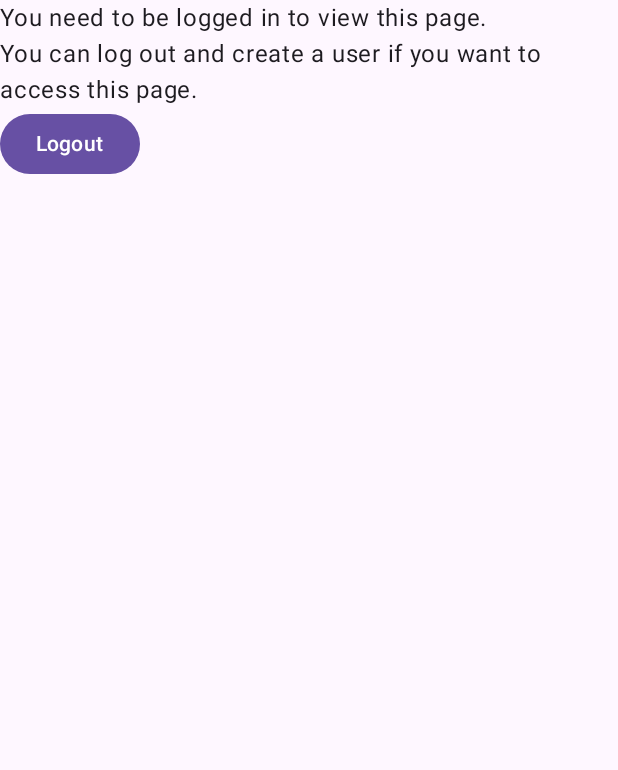
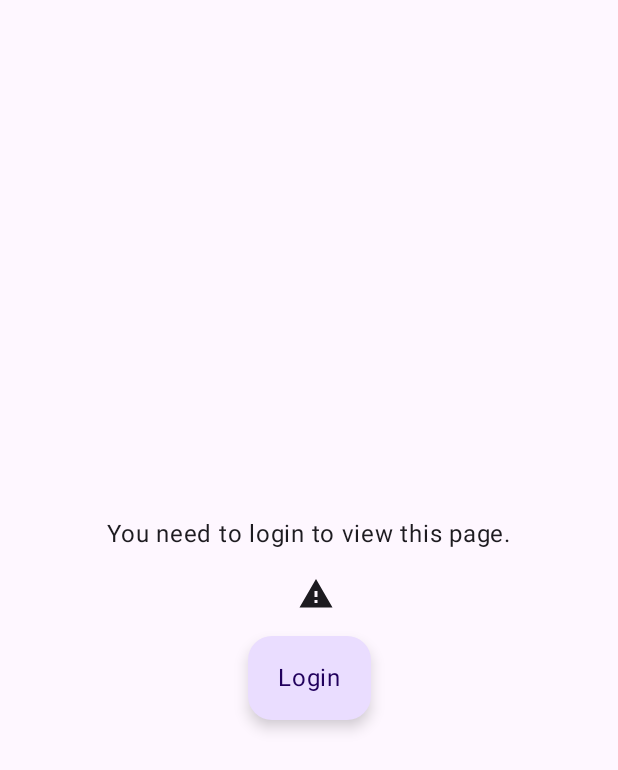
Before and after one commit to Mareamsefan/MoveApp, an Android app built with Jetpack Compose: the composable GuestDenied shown on its own in the app's theme, on a phone screen of 412 x 824 dp. Shown: the top 770 px of the screen. Run offline under Robolectric (Android 15) with nearby library versions, the phone set to English and light mode, and no system bars.

Commit message:
Fixed layout of GuestDenied.

```diff
--- a/app/src/main/java/com/example/moveapp/ui/screens/guest/GuestDenied.kt
+++ b/app/src/main/java/com/example/moveapp/ui/screens/guest/GuestDenied.kt
@@ -1,17 +1,26 @@
 package com.example.moveapp.ui.screens.guest
 
+import androidx.compose.foundation.gestures.snapping.SnapPosition
 import androidx.compose.foundation.layout.Box
 import androidx.compose.foundation.layout.Column
 import androidx.compose.foundation.layout.fillMaxSize
+import androidx.compose.foundation.layout.padding
+import androidx.compose.material.icons.Icons
+import androidx.compose.material.icons.filled.Warning
 import androidx.compose.material3.Button
+import androidx.compose.material3.ExtendedFloatingActionButton
+import androidx.compose.material3.Icon
+import androidx.compose.material3.MaterialTheme
+import androidx.compose.material3.OutlinedButton
 import androidx.compose.material3.Text
 import androidx.compose.runtime.Composable
+import androidx.compose.ui.Alignment
 import androidx.compose.ui.Modifier
 import androidx.compose.ui.platform.LocalContext
 import androidx.compose.ui.res.stringResource
+import androidx.compose.ui.unit.dp
 import androidx.navigation.NavController
 import com.example.moveapp.R
-import com.example.moveapp.ui.composables.Image_swipe
 import com.example.moveapp.ui.navigation.AppScreens
 import com.example.moveapp.viewModel.UserViewModel.Companion.logoutUser
 import kotlinx.coroutines.MainScope
@@ -22,12 +31,29 @@ fun GuestDenied(navController: NavController) {
     val coroutineScope = MainScope()
     val context = LocalContext.current
 
-    Box(modifier = Modifier.fillMaxSize()){
-        Column {
-            Text(text = "You need to be logged in to view this page.")
-            Text(text = "You can log out and create a user if you want to access this page.")
-            // Logout Button
-            Button(onClick = {
+    Box(
+        modifier = Modifier
+            .fillMaxSize()
+            .padding(16.dp),
+            contentAlignment = Alignment.Center
+
+    ){
+        Column (
+            horizontalAlignment = Alignment.CenterHorizontally
+        ){
+            Text(
+                text = stringResource(R.string.guest_text),
+                style = MaterialTheme.typography.bodyLarge,
+                modifier = Modifier.padding(bottom = 16.dp)
+            )
+            Icon(
+                imageVector = Icons.Filled.Warning,
+                contentDescription = stringResource(R.string.access_denied),
+                modifier = Modifier.padding(start = 8.dp)
+            )
+            ExtendedFloatingActionButton(
+                modifier = Modifier.padding(top = 16.dp),
+                onClick = {
                 coroutineScope.launch {
                     val user = logoutUser(context)
                     if (user != null) {
@@ -37,7 +63,10 @@ fun GuestDenied(navController: NavController) {
             })
 
             {
-                Text(text = stringResource(R.string.logout))
+                Text(
+                    text = stringResource(R.string.login),
+                    style = MaterialTheme.typography.bodyLarge
+                )
             }
         }
     }
--- a/app/src/main/res/values/strings.xml
+++ b/app/src/main/res/values/strings.xml
@@ -45,7 +45,7 @@
     <string name="send_password_reset_email">Send me a password reset email</string>
     <string name="get_my_location">Get my location</string>
     <string name="contact_seller">Contact seller</string>
-    <string name="guest_denied">Please sign up to view.</string>
+    <string name="guest_denied">Please login to view</string>
     <string name="kr">Kr</string>
     <string name="my_ads">My posted ads</string>
     <string name="no_ads">You have no ads posted at this moment</string>
@@ -53,5 +53,7 @@
     <string name="edit_ad">Edit</string>
     <string name="hide_filter">Hide Filter</string>
     <string name="show_filter">Show Filter</string>
+    <string name="guest_text">You need to login to view this page.</string>
+    <string name="access_denied">Access denied</string>
 
 </resources>
```
